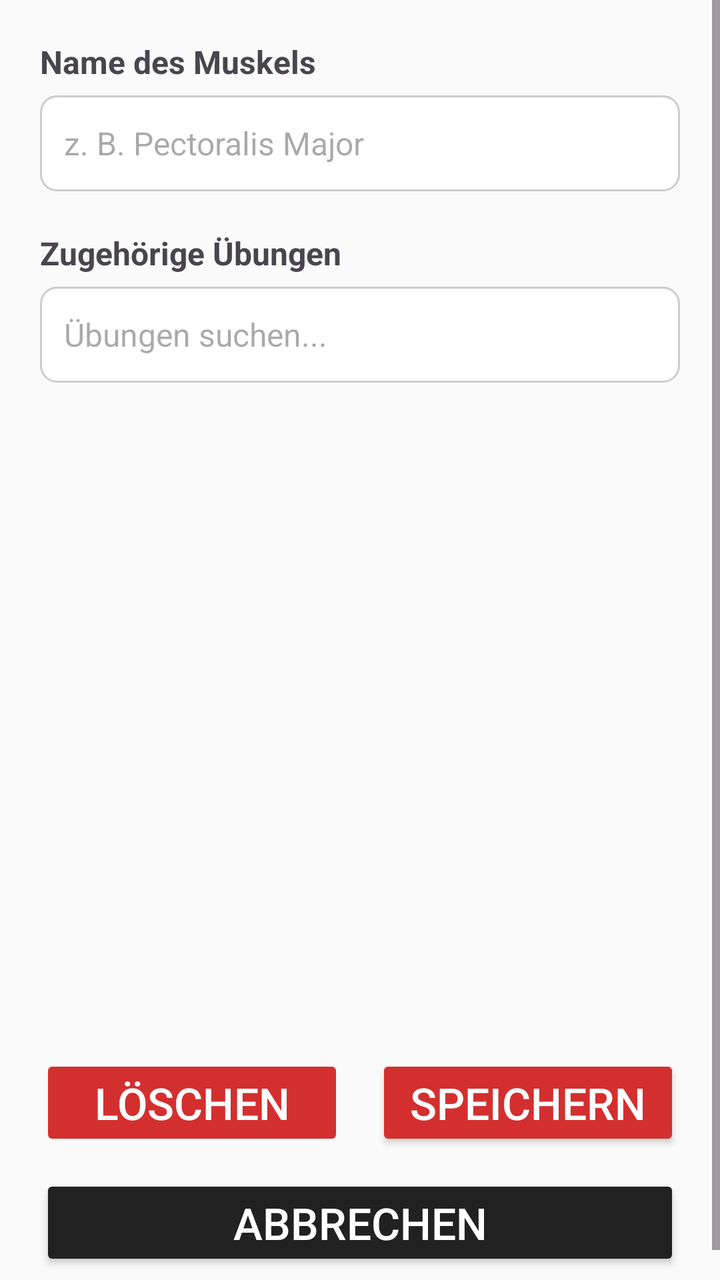
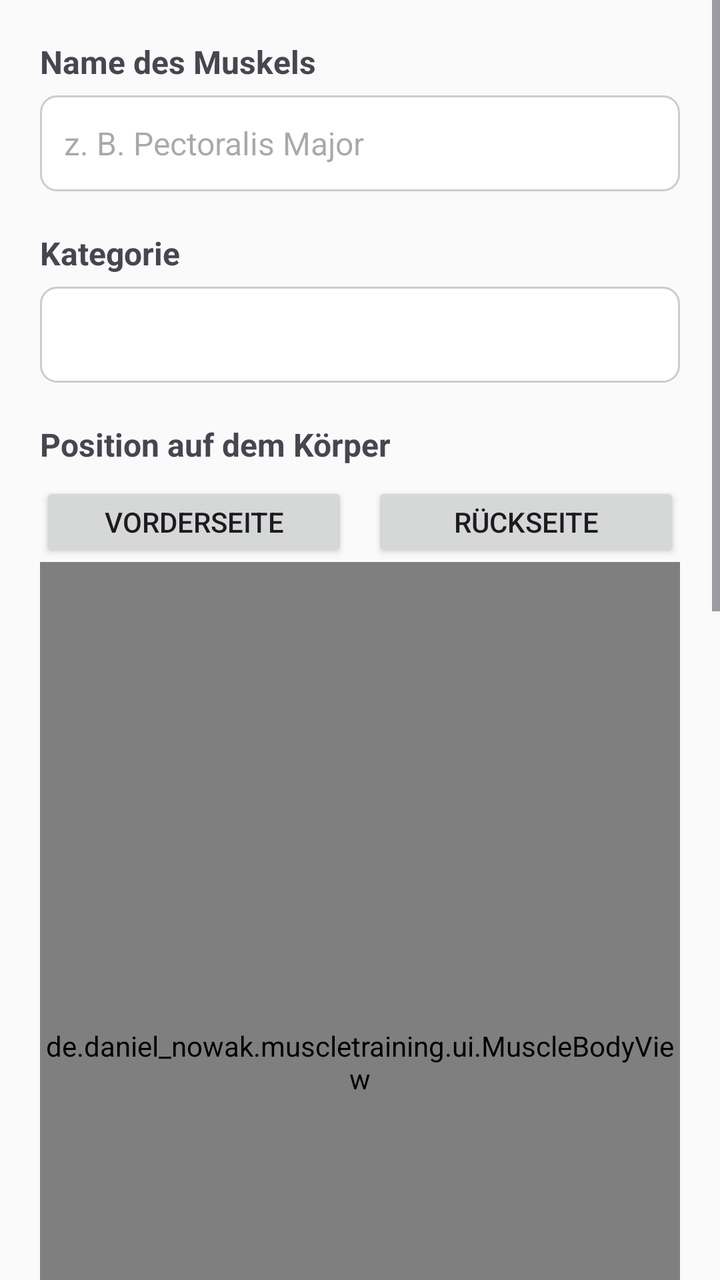

The first picture is an Android layout as it rendered before a commit; the second is the same layout after the commit. The layout source and the unified diff follow.
<!-- AndroidManifest.xml: application theme Theme.MuscleTraining -->
<!-- res/layout/dialog_muscle_editor.xml -->
<?xml version="1.0" encoding="utf-8"?>
<ScrollView xmlns:android="http://schemas.android.com/apk/res/android"
    android:layout_width="match_parent"
    android:layout_height="wrap_content">

    <LinearLayout
        android:orientation="vertical"
        android:padding="20dp"
        android:layout_width="match_parent"
        android:layout_height="wrap_content">

        
        <TextView
            android:text="Name des Muskels"
            android:textSize="16sp"
            android:textStyle="bold"
            android:layout_width="match_parent"
            android:layout_height="wrap_content"/>

        <EditText
            android:id="@+id/edit_name"
            android:hint="z. B. Pectoralis Major"
            android:layout_width="match_parent"
            android:layout_height="48dp"
            android:padding="12dp"
            android:background="@drawable/edittext_rounded"
            android:textSize="16sp"
            android:layout_marginTop="6dp"/>

        
        <TextView
            android:text="Zugehörige Übungen"
            android:textSize="16sp"
            android:textStyle="bold"
            android:layout_marginTop="20dp"
            android:layout_width="match_parent"
            android:layout_height="wrap_content"/>

        <EditText
            android:id="@+id/edit_search_ex"
            android:hint="Übungen suchen..."
            android:layout_width="match_parent"
            android:layout_height="48dp"
            android:padding="12dp"
            android:background="@drawable/edittext_rounded"
            android:textSize="16sp"
            android:layout_marginTop="6dp"/>

        <androidx.recyclerview.widget.RecyclerView
            android:id="@+id/recycler_exercises"
            android:layout_width="match_parent"
            android:layout_height="300dp"
            android:layout_marginTop="12dp"/>

        
        <LinearLayout
            android:orientation="horizontal"
            android:layout_width="match_parent"
            android:layout_height="wrap_content"
            android:layout_marginTop="24dp">

            <Button
                android:id="@+id/btn_delete"
                android:text="Löschen"
                android:layout_width="0dp"
                android:layout_height="48dp"
                android:layout_weight="1"
                style="@style/PlusMinusButton.Rounded.Danger" />

            <Space
                android:layout_width="16dp"
                android:layout_height="wrap_content" />

            <Button
                android:id="@+id/btn_save"
                android:text="Speichern"
                android:layout_width="0dp"
                android:layout_height="48dp"
                android:layout_weight="1"
                style="@style/PlusMinusButton.Rounded" />
        </LinearLayout>

        <Button
            android:id="@+id/btn_cancel"
            android:text="Abbrechen"
            android:layout_marginTop="12dp"
            android:layout_width="match_parent"
            android:layout_height="48dp"
            style="@style/PlusMinusButton.Rounded.Secondary" />

    </LinearLayout>
</ScrollView>
<!-- resources referenced by this layout -->
<resources>
  <!-- drawable edittext_rounded (drawable) -->
  <?xml version="1.0" encoding="utf-8"?>
  <shape xmlns:android="http://schemas.android.com/apk/res/android"
      android:shape="rectangle">
  
      <solid android:color="#FFFFFF" />
  
      <stroke
          android:width="1dp"
          android:color="#CCCCCC" />
  
      <corners android:radius="8dp" />
  
      <padding
          android:left="8dp"
          android:top="8dp"
          android:right="8dp"
          android:bottom="8dp" />
  </shape>
  <style name="PlusMinusButton.Rounded">
          <item name="android:minWidth">56dp</item>
          <item name="android:minHeight">48dp</item>
          <item name="android:padding">0dp</item>
          <item name="android:textSize">22sp</item>
          <item name="android:gravity">center</item>
          <item name="android:backgroundTint">?attr/colorPrimary</item>
          <item name="android:textColor">?attr/colorOnPrimary</item>
          <item name="android:insetLeft">0dp</item>
          <item name="android:insetRight">0dp</item>
          <item name="android:insetTop">0dp</item>
          <item name="android:insetBottom">0dp</item>
          <item name="android:shape">rectangle</item>
          <item name="android:radius">28dp</item>
      </style>
  <style name="PlusMinusButton.Rounded.Danger">
          <item name="android:backgroundTint">#D32F2F</item>
          <item name="android:textColor">#FFFFFF</item>
          <item name="android:padding">8dp</item>
          <item name="android:minHeight">48dp</item>
          <item name="android:stateListAnimator">@null</item>
          <item name="android:insetLeft">0dp</item>
          <item name="android:insetRight">0dp</item>
          <item name="android:insetTop">0dp</item>
          <item name="android:insetBottom">0dp</item>
          <item name="android:gravity">center</item>
      </style>
  <style name="PlusMinusButton.Rounded.Secondary">
          <item name="android:minWidth">56dp</item>
          <item name="android:minHeight">48dp</item>
          <item name="android:padding">0dp</item>
          <item name="android:textSize">22sp</item>
          <item name="android:gravity">center</item>
          <item name="android:backgroundTint">?attr/colorSecondary</item>
          <item name="android:textColor">?attr/colorOnSecondary</item>
          <item name="android:radius">28dp</item>
      </style>
  <style name="Theme.MuscleTraining" parent="Base.Theme.MuscleTraining" />
  <style name="Base.Theme.MuscleTraining" parent="Theme.Material3.Light.NoActionBar">
  
          
          <item name="colorPrimary">@color/primary</item>
          <item name="colorOnPrimary">@color/on_primary</item>
          <item name="colorPrimaryContainer">@color/primary_container</item>
  
          
          <item name="colorSecondary">@color/secondary</item>
          <item name="colorOnSecondary">@color/on_secondary</item>
          <item name="colorSecondaryContainer">@color/secondary_container</item>
  
          
          <item name="colorTertiary">@color/tertiary</item>
          <item name="colorOnTertiary">@color/on_tertiary</item>
          <item name="colorTertiaryContainer">@color/tertiary_container</item>
  
          
          <item name="colorSurface">@color/surface</item>
          <item name="colorOnSurface">@color/black</item>
  
          
          <item name="android:windowBackground">@color/background</item>
  
          
          <item name="android:statusBarColor">@android:color/transparent</item>
          <item name="android:windowLightStatusBar">true</item>
  
      </style>
  <color name="primary">#D32F2F</color>
  <color name="on_primary">#FFFFFF</color>
  <color name="primary_container">#FFDAD4</color>
  <color name="secondary">#212121</color>
  <color name="on_secondary">#FFFFFF</color>
  <color name="secondary_container">#E0E0E0</color>
  <color name="tertiary">#C6FF00</color>
  <color name="on_tertiary">#000000</color>
  <color name="tertiary_container">#F4FF81</color>
  <color name="surface">#FAFAFA</color>
  <color name="black">#FF000000</color>
  <color name="background">#FAFAFA</color>
</resources>

<!-- the commit's change to res/layout/dialog_muscle_editor.xml (unified diff, before → after) -->
@@ -26,6 +26,72 @@
             android:background="@drawable/edittext_rounded"
             android:textSize="16sp"
             android:layout_marginTop="6dp"/>
+
+        
+        <TextView
+            android:text="Kategorie"
+            android:textSize="16sp"
+            android:textStyle="bold"
+            android:layout_marginTop="20dp"
+            android:layout_width="match_parent"
+            android:layout_height="wrap_content"/>
+
+        <Spinner
+            android:id="@+id/spinner_category"
+            android:layout_width="match_parent"
+            android:layout_height="48dp"
+            android:layout_marginTop="6dp"
+            android:background="@drawable/edittext_rounded"
+            android:padding="8dp" />
+
+        
+        <TextView
+            android:text="Position auf dem Körper"
+            android:textSize="16sp"
+            android:textStyle="bold"
+            android:layout_marginTop="20dp"
+            android:layout_width="match_parent"
+            android:layout_height="wrap_content"/>
+
+        
+        <LinearLayout
+            android:orientation="horizontal"
+            android:layout_width="match_parent"
+            android:layout_height="wrap_content"
+            android:layout_marginTop="8dp">
+
+            <Button
+                android:id="@+id/btn_front"
+                android:text="Vorderseite"
+                android:layout_width="0dp"
+                android:layout_height="40dp"
+                android:layout_weight="1"/>
+
+            <Space
+                android:layout_width="12dp"
+                android:layout_height="wrap_content"/>
+
+            <Button
+                android:id="@+id/btn_back"
+                android:text="Rückseite"
+                android:layout_width="0dp"
+                android:layout_height="40dp"
+                android:layout_weight="1"/>
+        </LinearLayout>
+
+        
+        <FrameLayout
+            android:layout_width="match_parent"
+            android:layout_height="500dp"
+            android:padding="0dp">
+
+            <de.daniel_nowak.muscletraining.ui.MuscleBodyView
+                android:id="@+id/view_body"
+                android:layout_width="match_parent"
+                android:layout_height="match_parent" />
+
+        </FrameLayout>
+
 
         
         <TextView
